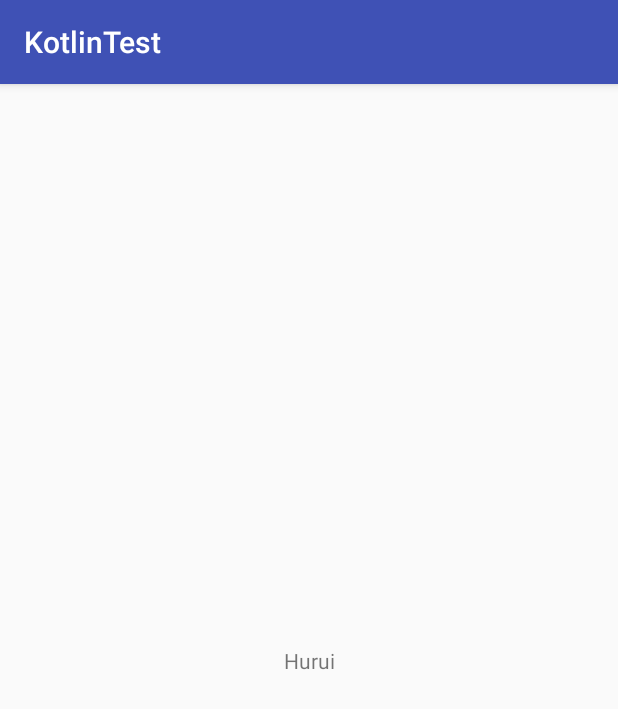
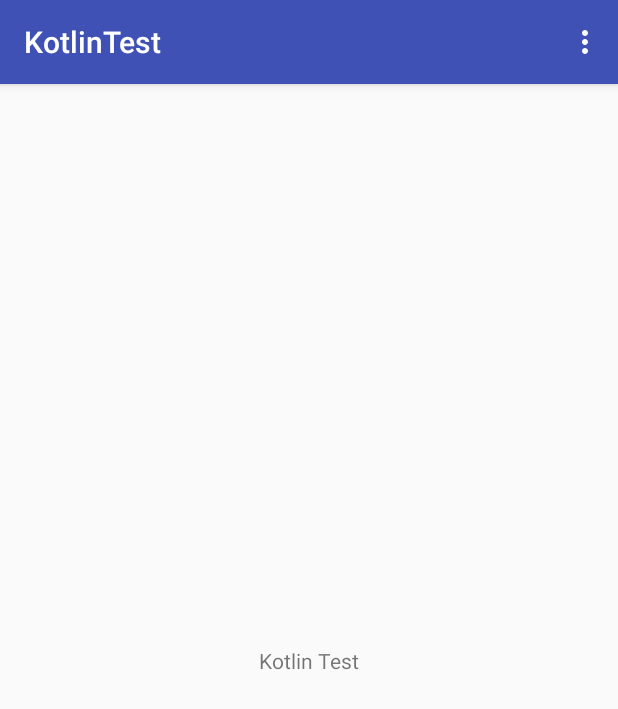
Before and after one commit to hurui1990/KotlinTest, an Android app: the screen it shows after launch (MainActivity), on a phone screen of 412 x 824 dp. Shown: the top 709 px of the screen. Run offline under Robolectric (Android 15) with nearby library versions, the phone set to English and light mode, and no system bars.

Commit message:
主页面添加菜单

```diff
--- a/app/src/main/java/com/example/hurui/kotlintest/MainActivity.kt
+++ b/app/src/main/java/com/example/hurui/kotlintest/MainActivity.kt
@@ -2,6 +2,9 @@ package com.example.hurui.kotlintest
 
 import android.support.v7.app.AppCompatActivity
 import android.os.Bundle
+import android.view.Menu
+import android.view.MenuItem
+import android.widget.Toast
 import kotlinx.android.synthetic.main.activity_main.*
 
 class MainActivity : AppCompatActivity() {
@@ -10,6 +13,25 @@ class MainActivity : AppCompatActivity() {
         super.onCreate(savedInstanceState)
         setContentView(R.layout.activity_main)
 
-        textview!!.text = "Hurui";
+        textview!!.text = "Kotlin Test"
+    }
+
+    override fun onCreateOptionsMenu(menu: Menu?): Boolean {
+        menuInflater.inflate(R.menu.menu_main, menu)
+        return super.onCreateOptionsMenu(menu)
+    }
+
+    override fun onOptionsItemSelected(item: MenuItem?): Boolean {
+        var id = item?.itemId
+        if (id == R.id.action_setting){
+            toast("Setting", Toast.LENGTH_LONG)
+        }else if (id == R.id.action_about){
+            toast("About", Toast.LENGTH_SHORT)
+        }
+        return super.onOptionsItemSelected(item)
+    }
+
+    fun toast(message:String, length:Int){
+        Toast.makeText(this, message, length).show()
     }
 }
--- /dev/null
+++ b/app/src/main/res/menu/menu_main.xml
@@ -0,0 +1,13 @@
+<?xml version="1.0" encoding="utf-8"?>
+<menu xmlns:android="http://schemas.android.com/apk/res/android">
+
+    <item
+        android:id="@+id/action_setting"
+        android:title="@string/action_setting" />
+
+    <item
+        android:id="@+id/action_about"
+        android:title="@string/action_about"
+        />
+
+</menu>
--- a/app/src/main/res/values/strings.xml
+++ b/app/src/main/res/values/strings.xml
@@ -1,3 +1,5 @@
 <resources>
     <string name="app_name">KotlinTest</string>
+    <string name="action_setting">Setting</string>
+    <string name="action_about">About</string>
 </resources>
```
